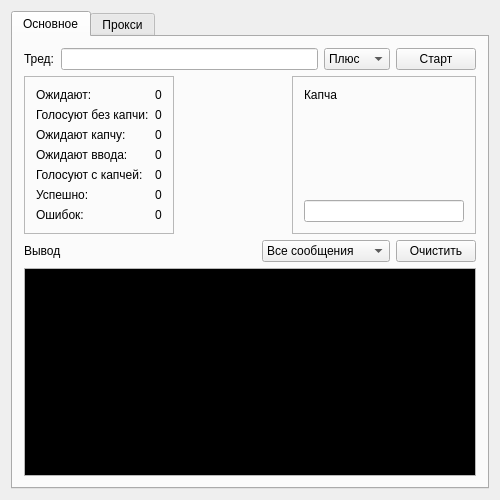
Qt form forms/gui.ui (theanonym/onechan-plusoner) before a commit.
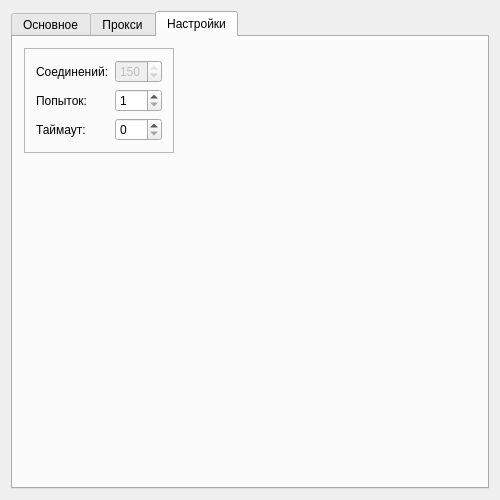
The same form after that commit. The open tabs and pages were chosen to show the change.

Commit message: Добавлена возможность нескольких попыток установить соединение и пофикшены счётчики

Patch:
```diff
--- a/forms/gui.ui
+++ b/forms/gui.ui
@@ -586,48 +586,77 @@
            </property>
           </spacer>
          </item>
-         <item alignment="Qt::AlignRight|Qt::AlignTop">
-          <widget class="QFrame" name="frame_3">
+        </layout>
+       </item>
+      </layout>
+     </widget>
+     <widget class="QWidget" name="tab_3">
+      <attribute name="title">
+       <string>Настройки</string>
+      </attribute>
+      <layout class="QGridLayout" name="gridLayout_14">
+       <item row="0" column="1">
+        <spacer name="horizontalSpacer_4">
+         <property name="orientation">
+          <enum>Qt::Horizontal</enum>
+         </property>
+         <property name="sizeHint" stdset="0">
+          <size>
+           <width>40</width>
+           <height>20</height>
+          </size>
+         </property>
+        </spacer>
+       </item>
+       <item row="2" column="0">
+        <spacer name="verticalSpacer">
+         <property name="orientation">
+          <enum>Qt::Vertical</enum>
+         </property>
+         <property name="sizeHint" stdset="0">
+          <size>
+           <width>20</width>
+           <height>40</height>
+          </size>
+         </property>
+        </spacer>
+       </item>
+       <item row="0" column="0">
+        <widget class="QFrame" name="frame_4">
            <property name="frameShape">
             <enum>QFrame::StyledPanel</enum>
            </property>
            <property name="frameShadow">
             <enum>QFrame::Raised</enum>
            </property>
-           <layout class="QGridLayout" name="gridLayout_11">
+         <layout class="QGridLayout" name="gridLayout_16">
             <item row="0" column="0">
-             <layout class="QGridLayout" name="gridLayout_10">
-              <item row="0" column="0">
-               <widget class="QLabel" name="label_3">
-                <property name="text">
-                 <string>Попыток:</string>
-                </property>
-               </widget>
-              </item>
+           <layout class="QGridLayout" name="gridLayout_15">
               <item row="1" column="0">
-               <widget class="QLabel" name="label_13">
+             <widget class="QLabel" name="label_16">
+              <property name="text">
+               <string>Попыток:</string>
+              </property>
+             </widget>
+            </item>
+            <item row="2" column="1">
+             <widget class="QSpinBox" name="spinbox_timeout">
+              <property name="toolTip">
+               <string>&lt;html&gt;&lt;head/&gt;&lt;body&gt;&lt;p&gt;Время, отводимое прокси на совершение действий (умножается на количество попыток)&lt;/p&gt;&lt;/body&gt;&lt;/html&gt;</string>
+              </property>
+              <property name="maximum">
+               <number>120</number>
+              </property>
+             </widget>
+            </item>
+            <item row="2" column="0">
+             <widget class="QLabel" name="label_17">
                 <property name="text">
                  <string>Таймаут:</string>
                 </property>
                </widget>
               </item>
               <item row="1" column="1">
-               <widget class="QSpinBox" name="spinbox_timeout">
-                <property name="toolTip">
-                 <string>&lt;html&gt;&lt;head/&gt;&lt;body&gt;&lt;p&gt;Время в секундах, отводимое прокси для действий&lt;/p&gt;&lt;/body&gt;&lt;/html&gt;</string>
-                </property>
-                <property name="minimum">
-                 <number>0</number>
-                </property>
-                <property name="maximum">
-                 <number>360</number>
-                </property>
-                <property name="singleStep">
-                 <number>5</number>
-                </property>
-               </widget>
-              </item>
-              <item row="0" column="1">
                <widget class="QSpinBox" name="spinbox_attempts">
                 <property name="toolTip">
                  <string>&lt;html&gt;&lt;head/&gt;&lt;body&gt;&lt;p&gt;Количество попыток проголосовать и скачать капчу&lt;/p&gt;&lt;/body&gt;&lt;/html&gt;</string>
@@ -640,12 +669,39 @@
                 </property>
                </widget>
               </item>
-             </layout>
+            <item row="0" column="0">
+             <widget class="QLabel" name="label_3">
+              <property name="text">
+               <string>Соединений:</string>
+              </property>
+             </widget>
             </item>
-           </layout>
+            <item row="0" column="1">
+             <widget class="QSpinBox" name="spinbox_max_connections">
+              <property name="enabled">
+               <bool>false</bool>
+              </property>
+              <property name="toolTip">
+               <string>&lt;html&gt;&lt;head/&gt;&lt;body&gt;&lt;p&gt;Максимум одновременных соединений&lt;/p&gt;&lt;/body&gt;&lt;/html&gt;</string>
+              </property>
+              <property name="minimum">
+               <number>1</number>
+              </property>
+              <property name="maximum">
+               <number>150</number>
+              </property>
+              <property name="singleStep">
+               <number>10</number>
+              </property>
+              <property name="value">
+               <number>150</number>
+              </property>
           </widget>
          </item>
         </layout>
+          </item>
+         </layout>
+        </widget>
        </item>
       </layout>
      </widget>
```
Left out of the diff: 6 changed lines with no effect on the pictures. Lines whose indentation alone changed are shown as unchanged. The commit also changes 7 other files.
